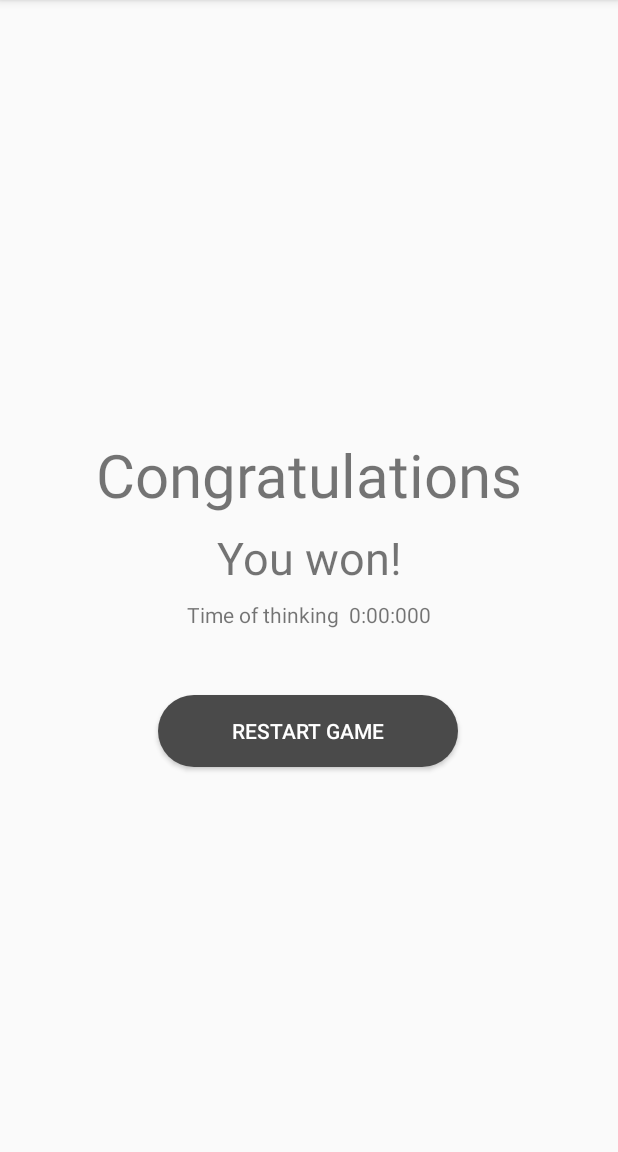
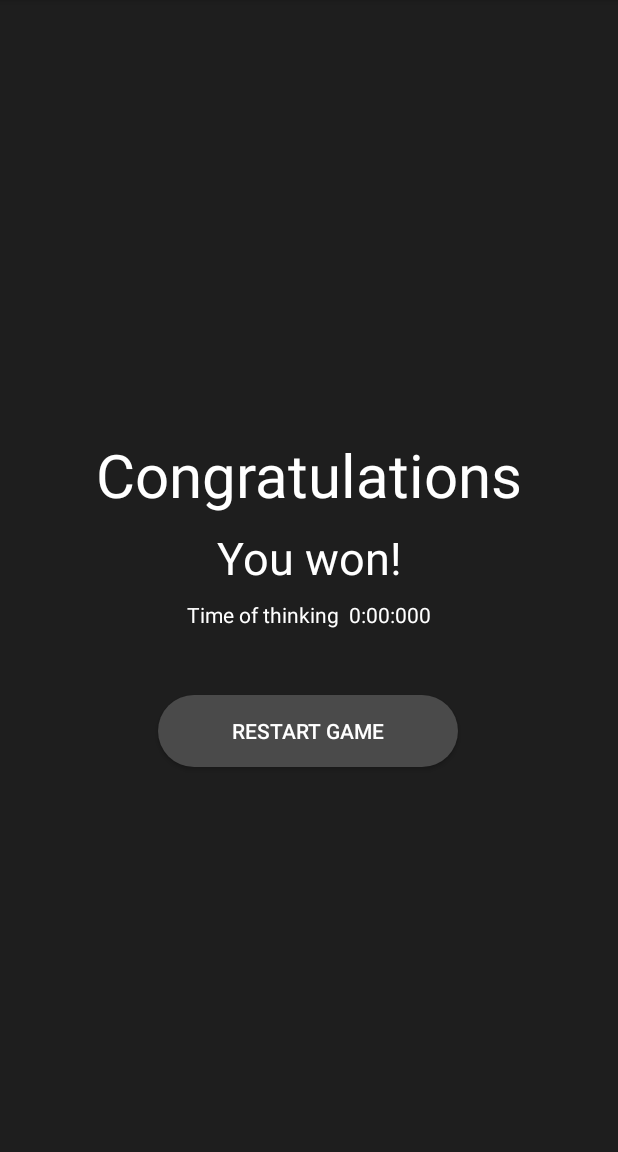
Before and after one commit to HasanMhdAmin/TicTacToe, an Android app: the EndActivity screen opened directly, with no data from a screen before it, on a phone screen of 412 x 824 dp, the part 84-1236 px from its top. Run offline under Robolectric (Android 15) with nearby library versions, the phone set to English and light mode, and no system bars; 1 statement that could not run was skipped.

Commit message:
make all the app as dark style

```diff
--- a/app/src/main/java/amin/mhd/hasan/tictactoe/dialog/CustomProgressDialog.java
+++ b/app/src/main/java/amin/mhd/hasan/tictactoe/dialog/CustomProgressDialog.java
@@ -44,8 +44,7 @@ public class CustomProgressDialog extends DialogFragment {
         // Required empty public constructor
     }
 
-    // in the future when this AI will be smarter, then I'll user "mapOfThePlay"
-    // but for now I don't need it.
+
     public static CustomProgressDialog newInstance(ArrayList<Integer> xValues, ArrayList<Integer> oValues) {
         CustomProgressDialog fragment = new CustomProgressDialog();
         Bundle args = new Bundle();
--- a/app/src/main/res/layout/activity_end.xml
+++ b/app/src/main/res/layout/activity_end.xml
@@ -4,6 +4,7 @@
     xmlns:tools="http://schemas.android.com/tools"
     android:layout_width="match_parent"
     android:layout_height="match_parent"
+    android:background="@color/backgroundDark"
     tools:context=".controller.endController.EndActivity">
 
 
@@ -15,9 +16,11 @@
         android:layout_marginLeft="8dp"
         android:layout_marginTop="8dp"
         android:layout_marginEnd="8dp"
+
         android:layout_marginRight="8dp"
         android:layout_marginBottom="8dp"
         android:text="@string/congratulations"
+        android:textColor="@color/white"
         android:textSize="40sp"
         app:layout_constraintBottom_toBottomOf="parent"
         app:layout_constraintEnd_toEndOf="parent"
@@ -37,6 +40,7 @@
         android:layout_marginRight="8dp"
         android:layout_marginBottom="8dp"
         android:text="@string/you_won"
+        android:textColor="@color/white"
         android:textSize="30sp"
         app:layout_constraintEnd_toEndOf="parent"
         app:layout_constraintStart_toStartOf="parent"
@@ -53,6 +57,7 @@
         android:layout_marginRight="8dp"
         android:layout_marginBottom="8dp"
         android:text="@string/time_of_thinking"
+        android:textColor="@color/white"
         app:layout_constraintEnd_toEndOf="parent"
         app:layout_constraintStart_toStartOf="parent"
         app:layout_constraintTop_toBottomOf="@+id/result" />
```
